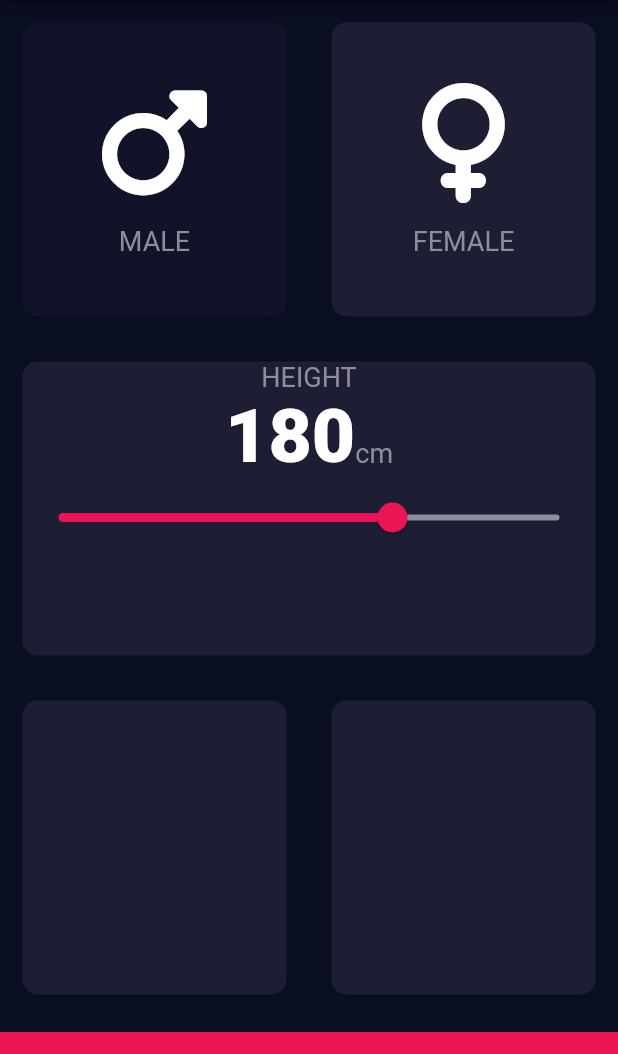
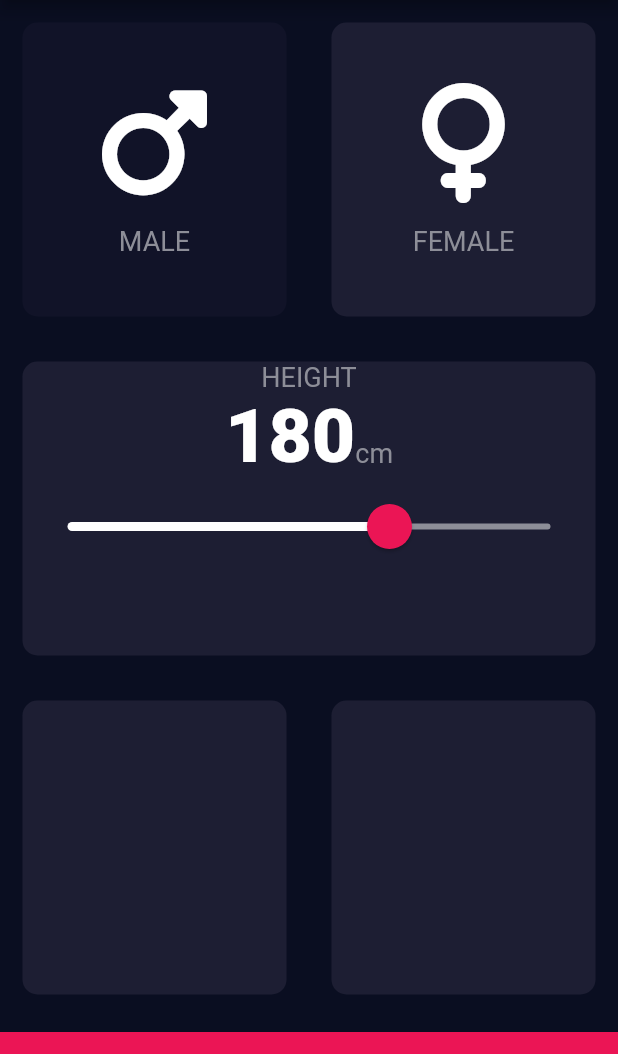
Before and after one commit to bahrulhikmi/bpm-flutter, a Flutter app: the screen it shows after launch, on a phone screen of 412 x 824 dp, the part 84-1138 px from its top. Run offline on Flutter 3.47's test engine with Material 2 defaults, Android fonts, the phone set to English and light mode, and no system bars; our stand-ins replace font_awesome_flutter.

Commit message:
Update input_page.dart

```diff
--- a/lib/input_page.dart
+++ b/lib/input_page.dart
@@ -84,17 +84,26 @@ class _InputPageState extends State<InputPage> {
                       )
                     ],
                   ),
-                  Slider(
-                      activeColor: Color(0xFFEB1555),
-                      inactiveColor: Color(0xFF8D8E98),
+                  SliderTheme(
+                    data: SliderTheme.of(context).copyWith(
+                      inactiveTrackColor: Color(0xFF8D8E98),
+                        activeTrackColor: Colors.white,
+                        thumbColor: Color(0xFFEB1555),
+                        overlayColor: Color(0x29EB1555),
+                        thumbShape:
+                            RoundSliderThumbShape(enabledThumbRadius: 15.0),
+                        overlayShape:
+                            RoundSliderOverlayShape(overlayRadius: 30.0)),
+                    child: Slider(
                         value: height.toDouble(),
                         min: 100.0,
                         max: 220.0,
-                      onChanged: (double){
+                        onChanged: (double) {
                           setState(() {
                             height = double.toInt();
                           });
-                      })
+                        }),
+                  )
                 ],
               ),
             )),
```
Lines whose indentation alone changed are shown as unchanged.
